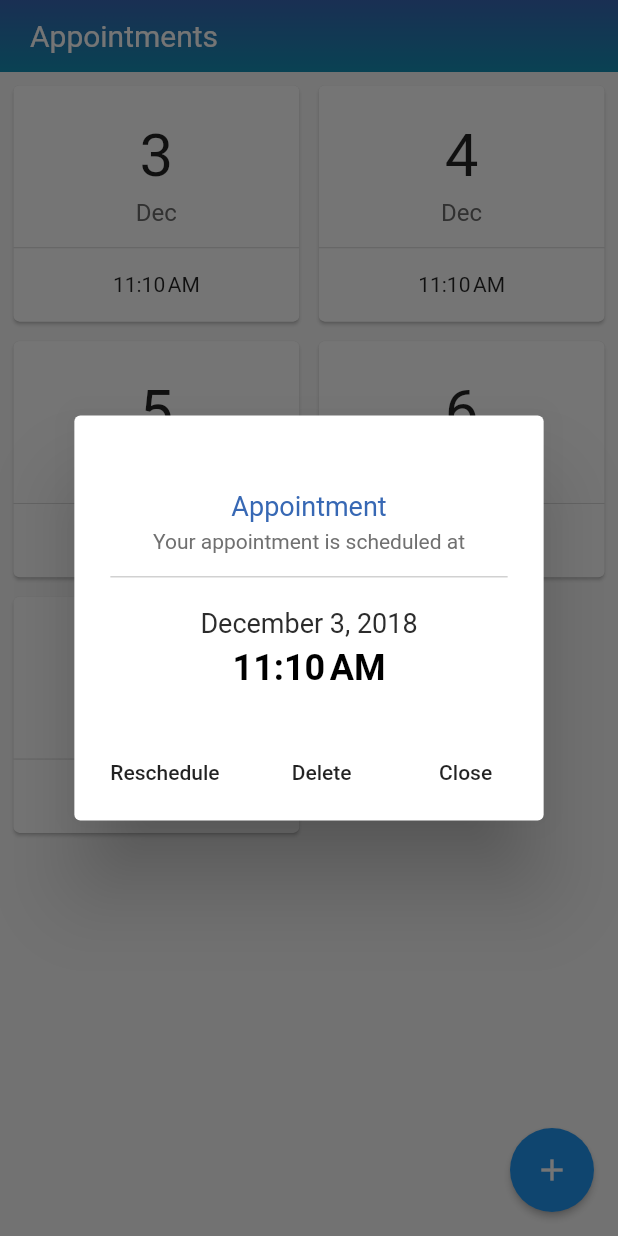
After one commit to Sachinx0e/WoundCare, a Flutter app: the AppointmentPage screen opened directly, after a tap on an icon or button, on a phone screen of 412 x 824 dp. The commit adds this screen. Run offline on Flutter 3.47's test engine with Material 2 defaults, Android fonts, the phone set to English and light mode, and no system bars; our stand-ins replace charts_flutter, flutter_calendar_carousel, flutter_svg, image_picker.

Commit message:
Confirmation dialogs done

```diff
--- /dev/null
+++ b/lib/dialogs/AppointmentDialog.dart
@@ -0,0 +1,126 @@
+import 'package:flutter/material.dart';
+import 'package:intl/intl.dart';
+import 'package:woundcare/dialogs/ConfirmationDialog.dart';
+import 'package:woundcare/misc/Colors.dart';
+class AppointmentDialog extends StatefulWidget {
+  DateTime date;
+
+  AppointmentDialog(DateTime date){
+    this.date = date;
+  }
+
+  @override
+  State<StatefulWidget> createState() {
+    // TODO: implement createState
+    return AppointmentDialogState(date);
+  }
+
+}
+
+class AppointmentDialogState extends State<AppointmentDialog> {
+
+  DateTime date;
+
+  AppointmentDialogState(DateTime date){
+    this.date = date;
+  }
+
+  @override
+  Widget build(BuildContext context) {
+    return new AlertDialog(
+        content: SingleChildScrollView(
+          child: Center(
+            child: Container(
+              child: Column(
+                mainAxisSize: MainAxisSize.min,
+                children: <Widget>[
+                  Container(
+                    margin: EdgeInsets.only(top: 30.0,bottom: 5.0),
+                    child: Text(
+                      "Appointment",
+                      style: TextStyle(
+                          fontSize: 18.0,
+                          color: AppColors.hexToColor("#3768B4")
+                      ),
+                    ),
+                  ),
+                  Container(
+                    margin: EdgeInsets.only(bottom: 10.0),
+                    child: Text(
+                      "Your appointment is scheduled at",
+                      style: TextStyle(
+                          fontSize: 14.0,
+                          color: AppColors.hexToColor("#707070")
+                      ),
+                    ),
+                  ),
+                  Container(
+                    margin: EdgeInsets.only(top: 5.0, bottom: 20.0),
+                    width: double.infinity,
+                    height: 1.0,
+                    color: AppColors.hexToColor("#D1D1D1") ,
+                  ),
+                  Container(
+                    margin: EdgeInsets.only(bottom: 5.0),
+                    child: Text(
+                      DateFormat.yMMMMd("en_US").format(date),
+                      style: TextStyle(
+                          fontSize: 18.0,
+                          color: AppColors.hexToColor("#2C2C2C")
+                      ),
+                    ),
+                  ),
+                  Container(
+                    margin: EdgeInsets.only(bottom: 0.0),
+                    child: Text(
+                      DateFormat.jm("en_US").format(date),
+                      style: TextStyle(
+                          fontSize: 24.0,
+                          fontWeight: FontWeight.bold,
+                          color: AppColors.hexToColor("#000000")
+                      ),
+                    ),
+                  ),
+
+                ],
+              ),
+            ),
+          ),
+        ) ,
+
+        actions: <Widget>[
+
+          new FlatButton(
+              onPressed: (){
+                Navigator.of(context).pop();
+              },
+              child: new Text("Reschedule")
+          ),
+
+          new FlatButton(
+              onPressed: (){
+                _showDialog(context);
+              },
+              child: new Text("Delete")
+          ),
+
+          new FlatButton(
+              onPressed: (){
+                Navigator.of(context).pop();
+              },
+              child: new Text("Close")
+          )
+        ]
+    );
+  }
+
+  static _showDialog(BuildContext context){
+    showDialog(
+        context: context,
+        builder: (BuildContext context){
+          return ConfirmationDialog();
+        }
+    );
+  }
+
+}
--- a/lib/screen/AppPage.dart
+++ b/lib/screen/AppPage.dart
@@ -48,7 +48,10 @@ class AppPageState extends State<AppPage> {
                     });
                   },
                   children: <Widget>[
-                    HomePage(),
+                    HomePage(woundAnalysisClick: (){setState(() {
+                      selectedOption = 1;
+                      this.pageController.jumpToPage(selectedOption);
+                    });}),
                     WoundAnalysis(),
                     AppointmentPage(),
                     HistoryPage(),
--- a/lib/screen/AppointmentPage.dart
+++ b/lib/screen/AppointmentPage.dart
@@ -1,5 +1,9 @@
+import 'dart:math';
+
 import 'package:flutter/material.dart';
+import 'package:intl/intl.dart';
 import 'package:woundcare/components/PageHeader.dart';
+import 'package:woundcare/dialogs/AppointmentDialog.dart';
 import 'package:woundcare/misc/Colors.dart';
 
 class AppointmentPage extends StatefulWidget {
@@ -46,10 +50,14 @@ class AppointmentPageState extends State<AppointmentPage> {
                                   mainAxisSpacing: 5.0,
                                   crossAxisSpacing: 5.0
                               ),
+                              itemCount: 5,
                               itemBuilder: (BuildContext context, int index){
+                                DateTime date = DateTime.now().add(Duration(days: index,minutes: Random().nextInt(60)));
                                 return Card(
                                     child: InkWell(
-                                      onTap: (){},
+                                      onTap: (){
+                                        _showDialog(context,date);
+                                      },
                                       child: Padding(
                                         padding: EdgeInsets.only(left: 00.0, right: 0.0, top: 10.0, bottom: 0.0 ),
                                         child: Column(
@@ -66,7 +74,7 @@ class AppointmentPageState extends State<AppointmentPage> {
                                                       Padding(
                                                         padding: EdgeInsets.only(bottom: 5.0),
                                                         child: Text(
-                                                          "24",
+                                                          date.day.toString(),
                                                           style: TextStyle(
                                                               fontSize: 40.0
                                                           ),
@@ -74,7 +82,7 @@ class AppointmentPageState extends State<AppointmentPage> {
                                                       ),
 
                                                       Text(
-                                                        "Dec",
+                                                        DateFormat.MMM("en_US").format(date),
                                                         style: TextStyle(
                                                             color: AppColors.hexToColor("#6a6a6aff"),
                                                             fontSize: 16.0
@@ -102,7 +110,7 @@ class AppointmentPageState extends State<AppointmentPage> {
                                               flex: 2,
                                               child: Center(
                                                 child: Text(
-                                                  "9:15 AM",
+                                                  DateFormat.jm("en_US").format(date),
                                                   style: TextStyle(
                                                       fontSize: 14.0
                                                   ),
@@ -127,4 +135,13 @@ class AppointmentPageState extends State<AppointmentPage> {
     );
   }
 
+  static _showDialog(BuildContext context, DateTime date){
+    showDialog(
+        context: context,
+        builder: (BuildContext context){
+          return AppointmentDialog(date);
+        }
+    );
+  }
+
 }
```
Also changed, not shown: lib/components/HomePageOption.dart (+8 -2 lines), lib/dialogs/AppointmentConfirmationDialog.dart (added, +120 -0 lines), lib/dialogs/ConfirmationDialog.dart (added, +65 -0 lines), lib/screen/HistoryPage.dart (+5 -3 lines), lib/screen/HomePage.dart (+18 -3 lines), lib/screen/NewAppointmentPage.dart (+31 -1 lines).
